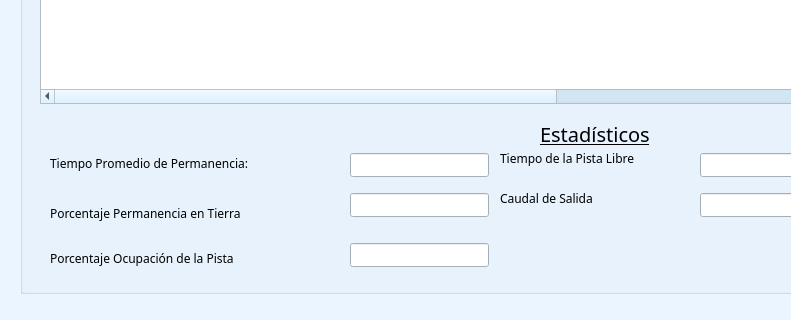
Nemo-sop/TeoriaDeColasSimulacion, file Pantallas/pantallaResultados.ui: the form before one commit; both pictures show x 0 to 791 and y 307 to 627 of the 1300 by 627 pixel window.
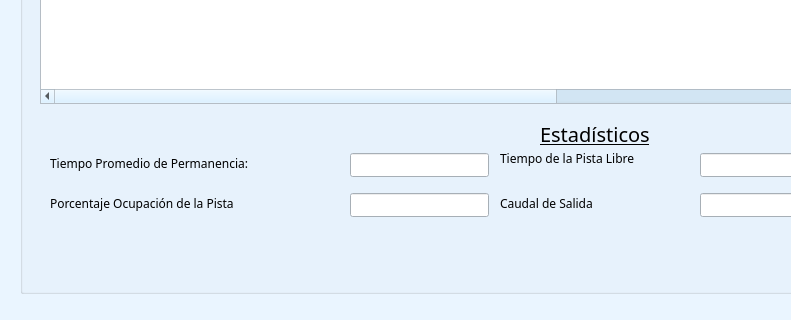
The form after the commit. Icons and pictures are not drawn.

```diff
--- a/Pantallas/pantallaResultados.ui
+++ b/Pantallas/pantallaResultados.ui
@@ -160,6 +160,15 @@
        </color>
       </brush>
      </colorrole>
+     <colorrole role="PlaceholderText">
+      <brush brushstyle="NoBrush">
+       <color alpha="128">
+        <red>0</red>
+        <green>0</green>
+        <blue>0</blue>
+       </color>
+      </brush>
+     </colorrole>
     </active>
     <inactive>
      <colorrole role="WindowText">
@@ -297,6 +306,15 @@
        </color>
       </brush>
      </colorrole>
+     <colorrole role="PlaceholderText">
+      <brush brushstyle="NoBrush">
+       <color alpha="128">
+        <red>0</red>
+        <green>0</green>
+        <blue>0</blue>
+       </color>
+      </brush>
+     </colorrole>
     </inactive>
     <disabled>
      <colorrole role="WindowText">
@@ -434,6 +452,15 @@
        </color>
       </brush>
      </colorrole>
+     <colorrole role="PlaceholderText">
+      <brush brushstyle="NoBrush">
+       <color alpha="128">
+        <red>0</red>
+        <green>0</green>
+        <blue>0</blue>
+       </color>
+      </brush>
+     </colorrole>
     </disabled>
    </palette>
   </property>
@@ -676,22 +703,6 @@
       <bool>true</bool>
      </property>
     </widget>
-    <widget class="QLineEdit" name="txtPorcPromedioPermTierra">
-     <property name="geometry">
-      <rect>
-       <x>330</x>
-       <y>410</y>
-       <width>139</width>
-       <height>24</height>
-      </rect>
-     </property>
-     <property name="text">
-      <string/>
-     </property>
-     <property name="readOnly">
-      <bool>true</bool>
-     </property>
-    </widget>
     <widget class="QLineEdit" name="txtTiempoPistaLibre">
      <property name="geometry">
       <rect>
@@ -721,24 +732,11 @@
       <string>Tiempo Promedio de Permanencia: </string>
      </property>
     </widget>
-    <widget class="QLabel" name="label_15">
-     <property name="geometry">
-      <rect>
-       <x>30</x>
-       <y>420</y>
-       <width>261</width>
-       <height>21</height>
-      </rect>
-     </property>
-     <property name="text">
-      <string>Porcentaje Permanencia en Tierra </string>
-     </property>
-    </widget>
     <widget class="QLabel" name="label_18">
      <property name="geometry">
       <rect>
        <x>30</x>
-       <y>465</y>
+       <y>410</y>
        <width>281</width>
        <height>21</height>
       </rect>
@@ -764,7 +762,7 @@
      <property name="geometry">
       <rect>
        <x>330</x>
-       <y>460</y>
+       <y>410</y>
        <width>139</width>
        <height>24</height>
       </rect>
@@ -780,7 +778,7 @@
      <property name="geometry">
       <rect>
        <x>480</x>
-       <y>405</y>
+       <y>410</y>
        <width>181</width>
        <height>21</height>
       </rect>
```
Left out of the diff: 1 changed line with no effect on the pictures.
